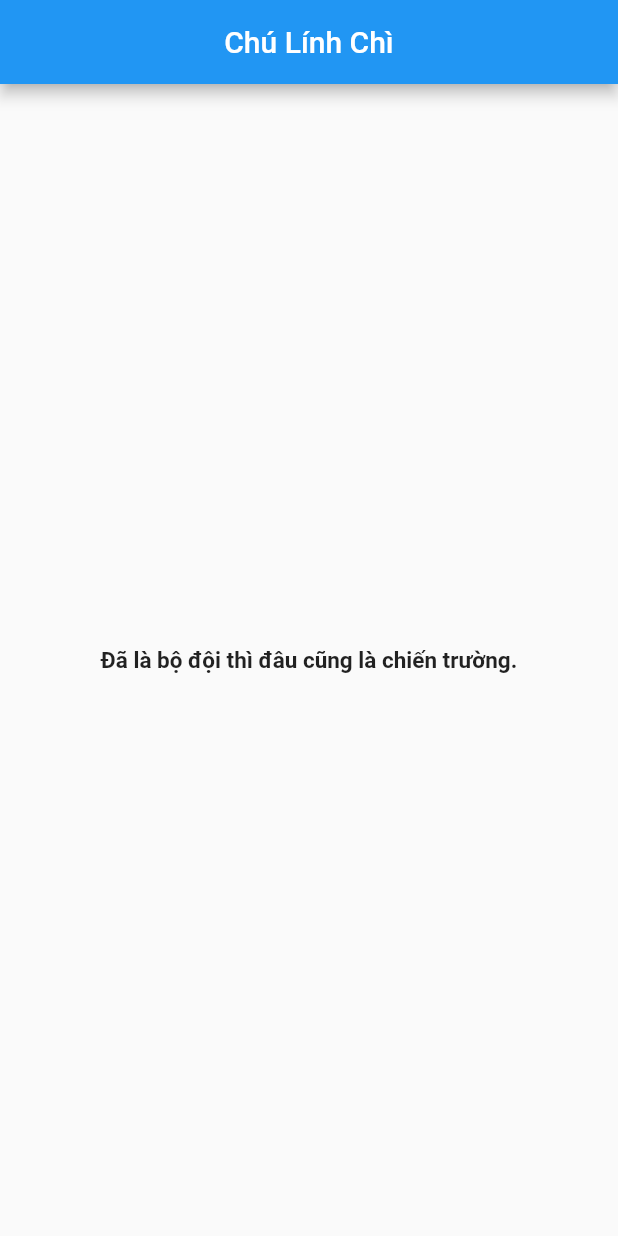
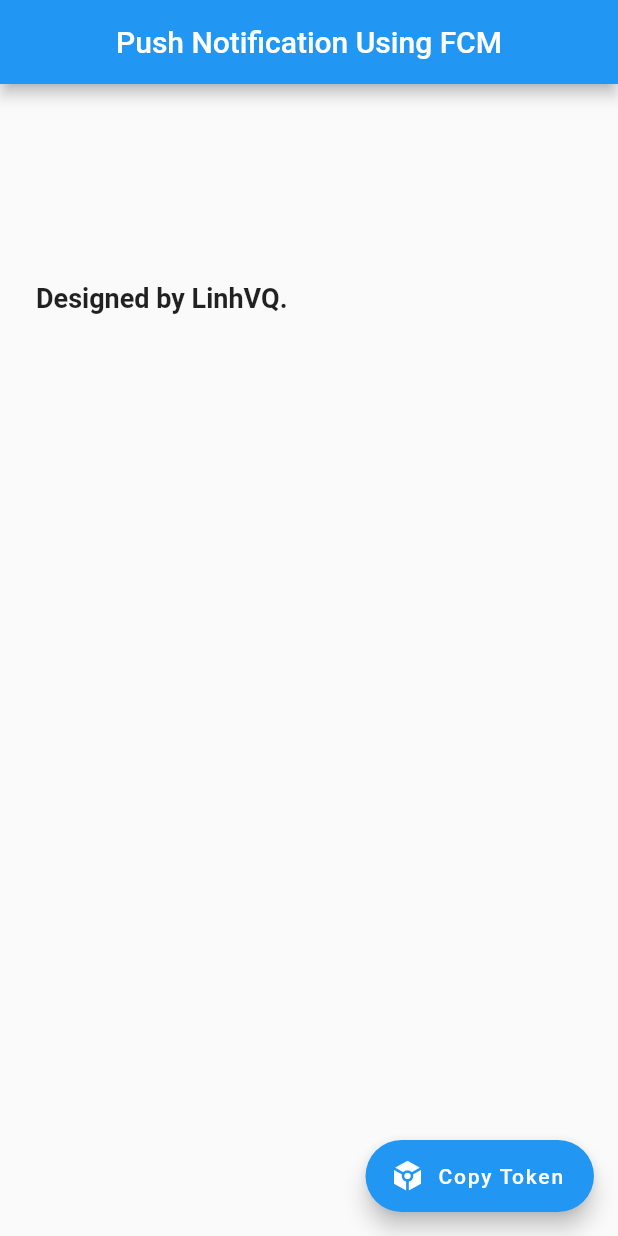
Before and after one commit to linhvqdev16/app_notification, a Flutter app: the screen it shows after launch, on a phone screen of 412 x 824 dp. Run offline on Flutter 3.47's test engine with Material 2 defaults, Android fonts, the phone set to English and light mode, and no system bars; our stand-ins replace firebase_core, firebase_messaging, flutter_local_notifications, flutter_mobx, mobx, rxdart and 1 more; accounts and stored records are empty; generated files the repository leaves out were written again.

Commit message:
update load notification when terminated

```diff
--- a/lib/main.dart
+++ b/lib/main.dart
@@ -2,7 +2,9 @@ import 'package:firebase_core/firebase_core.dart';
 import 'package:firebase_messaging/firebase_messaging.dart';
 import 'package:flutter/material.dart';
 import 'package:flutter/services.dart';
+import 'package:flutter_local_notification/store/firebase_store.dart';
 import 'package:flutter_local_notifications/flutter_local_notifications.dart';
+import 'package:provider/provider.dart';
 import 'package:rxdart/rxdart.dart';
 
 import 'screens/home.dart';
@@ -16,40 +18,61 @@ final BehaviorSubject<String?> selectNotificationSubject = BehaviorSubject<Strin
 const MethodChannel platform = MethodChannel('dexterx.dev/flutter_local_notifications_example');
 
 
+@pragma('vm:entry-point')
 Future<void> _firebaseMessagingBackgroundHandler(RemoteMessage? message) async {
   await Firebase.initializeApp();
   if(message != null){
-    RemoteNotification notification = RemoteNotification(title: message.data['title'], body: message.data['content']);
+    RemoteNotification? notification = message.notification;
+    processMessage(notification, isShowLocalNotify: true);
+  }
+}
 
+void processMessage(RemoteNotification? message, {bool isShowLocalNotify = false}) {
+  try {
+    if (isShowLocalNotify) {
       var notify = ReceivedNotification(
-        title: notification.title ?? "",
-        body: notification.body ?? "");
+          title: message?.title ?? "",
+          body: message?.body ?? "");
+      _showPublicNotificationAndroid(notify);
+    } else {
+      // TODO Something
+    }
+  } on Exception {
+    //throw
+  }
+}
 
+Future<void> _showPublicNotificationAndroid(ReceivedNotification item) async {
   flutterLocalNotificationsPlugin.show(
-        notify.hashCode,
-        notify.title,
-        notify.body,
+      item.hashCode,
+      item.title,
+      item.body,
       NotificationDetails(
         android: AndroidNotificationDetails(
             channel.id,
             channel.name,
-            icon: 'ic_launcher',
+            playSound: true,
+            icon: '@mipmap/ic_launcher',
+            priority: Priority.high
         ),
       ));
 }
+
+void _requestPermissions() {
+  flutterLocalNotificationsPlugin.resolvePlatformSpecificImplementation<IOSFlutterLocalNotificationsPlugin>()?.requestPermissions(
+    alert: true,
+    badge: true,
+    sound: true,
+  );
 }
 
 
-Future<dynamic> handlerBackgroundMessage(RemoteMessage? message) async{
-  if(message != null){
-    print("I'm here");
-  }
-}
-
 AndroidNotificationChannel channel = const AndroidNotificationChannel(
-  '1', // id
-  'High Importance Notifications', // title // description
+  'notification_fcm_channel_1', // id
+  'High Importance Notifications',
+    description: 'High Importance Notifications',// title // description
   importance: Importance.high,
+  playSound: true
 );
 
 class ReceivedNotification {
@@ -66,30 +89,22 @@ String? selectedNotificationPayload;
 
 Future<void> main() async {
   WidgetsFlutterBinding.ensureInitialized();
-
   await Firebase.initializeApp();
-
   FirebaseMessaging.onBackgroundMessage(_firebaseMessagingBackgroundHandler);
-
-  await flutterLocalNotificationsPlugin.resolvePlatformSpecificImplementation<AndroidFlutterLocalNotificationsPlugin>()?.createNotificationChannel(channel);
-
-  await FirebaseMessaging.instance.setForegroundNotificationPresentationOptions(
-    alert: true,
-    badge: true,
-    sound: true,
-  );
-
   runApp( const MyApp());
 }
 
 
 class MyApp extends StatefulWidget {
+
+
   const MyApp({Key? key}) : super(key: key);
   @override
   _MyAppState createState() => _MyAppState();
 }
 
 class _MyAppState extends State<MyApp> {
+  late final FirebaseStore firebaseStore = FirebaseStore();
 
   @override
   void initState() {
@@ -98,7 +113,7 @@ class _MyAppState extends State<MyApp> {
   }
 
   void initData() async {
-    const AndroidInitializationSettings initializationSettingsAndroid = AndroidInitializationSettings('mipmap/ic_launcher');
+    const AndroidInitializationSettings initializationSettingsAndroid = AndroidInitializationSettings('@mipmap/ic_launcher');
 
     final IOSInitializationSettings initializationSettingsIOS = IOSInitializationSettings(
         requestAlertPermission: true,
@@ -114,87 +129,54 @@ class _MyAppState extends State<MyApp> {
 
     await flutterLocalNotificationsPlugin.initialize(initializationSettings);
 
+    await flutterLocalNotificationsPlugin.resolvePlatformSpecificImplementation<AndroidFlutterLocalNotificationsPlugin>()?.createNotificationChannel(channel);
+
+    await FirebaseMessaging.instance.setForegroundNotificationPresentationOptions(
+      alert: true,
+      badge: true,
+      sound: true,
+    );
+
     String? token = await FirebaseMessaging.instance.getToken();
     if(token != null){
-      print("FCM Token:" + token);
+      firebaseStore.setTokenDevice(token);
     }
-
-    await flutterLocalNotificationsPlugin.initialize(initializationSettings,
-        onSelectNotification: (payload) async {
-          if (payload != null) {
-            debugPrint('notification payload: $payload');
-          }
-          selectNotificationSubject.add(payload);
-        });
 
     _requestPermissions();
 
     FirebaseMessaging.instance.getInitialMessage().then((RemoteMessage? message) {
       if (message != null) {
-        print("Hello test");
+        RemoteNotification? notification = message.notification;
+        processMessage(notification, isShowLocalNotify: true);
       }
     });
 
     FirebaseMessaging.onMessage.listen((RemoteMessage? message) {
       if (message != null) {
-        RemoteNotification notification = RemoteNotification(title: message.data['title'], body: message.data['content']);
+        RemoteNotification? notification = message.notification;
         processMessage(notification, isShowLocalNotify: true);
       }
     });
 
     FirebaseMessaging.onMessageOpenedApp.listen((RemoteMessage? message) {
       if (message != null) {
-        RemoteNotification notification = RemoteNotification(title: message.data['title'], body: message.data['content']);
+        RemoteNotification? notification = message.notification;
         processMessage(notification, isShowLocalNotify: true);
       }
     });
   }
 
-  void _requestPermissions() {
-    flutterLocalNotificationsPlugin.resolvePlatformSpecificImplementation<IOSFlutterLocalNotificationsPlugin>()?.requestPermissions(
-      alert: true,
-      badge: true,
-      sound: true,
-    );
-  }
-
-  void processMessage(RemoteNotification? message, {bool isShowLocalNotify = false}) {
-    try {
-      if (isShowLocalNotify) {
-        var notify = ReceivedNotification(
-            title: message?.title ?? "",
-            body: message?.body ?? "");
-        _showPublicNotificationAndroid(notify);
-      } else {
-        print("null");
-      }
-    } on Exception {
-      //throw
-    }
-  }
-
-  Future<void> _showPublicNotificationAndroid(ReceivedNotification item) async {
-    flutterLocalNotificationsPlugin.show(
-        item.hashCode,
-        item.title,
-        item.body,
-        NotificationDetails(
-          android: AndroidNotificationDetails(
-            channel.id,
-            channel.name,
-            icon: 'ic_launcher',
-          ),
-        ));
-  }
-
   @override
   Widget build(BuildContext context) {
-    return MaterialApp(
+    return MultiProvider(providers: [
+      Provider<FirebaseStore>(create: (_) => firebaseStore)
+    ],
+    child: MaterialApp(
       title: 'Flutter Demo',
       theme: ThemeData(
         primarySwatch: Colors.blue,
       ),
       home: const Home(),
-    );
+    ));
   }
 }
--- a/lib/screens/home.dart
+++ b/lib/screens/home.dart
@@ -1,4 +1,8 @@
 import 'package:flutter/material.dart';
+import 'package:flutter/services.dart';
+import 'package:flutter_local_notification/store/firebase_store.dart';
+import 'package:flutter_mobx/flutter_mobx.dart';
+import 'package:provider/provider.dart';
 
 class Home extends StatefulWidget {
   const Home({Key? key}) : super(key: key);
@@ -8,34 +12,61 @@ class Home extends StatefulWidget {
 }
 
 class _HomeState extends State<Home> {
+
+  late FirebaseStore _firebaseStore;
+
   @override
   void initState() {
     super.initState();
   }
 
   @override
+  void didChangeDependencies(){
+    super.didChangeDependencies();
+    _firebaseStore = Provider.of<FirebaseStore>(context);
+  }
+
+  @override
   Widget build(BuildContext context) {
     return Scaffold(
       appBar: AppBar(
-        title: Text('Chú Lính Chì'),
+        title: const Text('Push Notification Using FCM'),
         centerTitle: true,
       ),
-      body: SafeArea(
-        child: Padding(
-          padding: EdgeInsets.all(24.0),
-          child: Center(
-            child: Row(
-              mainAxisAlignment: MainAxisAlignment.center,
-              children: const [
-                Flexible(
-                  child: Text("Đã là bộ đội thì đâu cũng là chiến trường.",
-                      style: TextStyle(
-                          fontWeight: FontWeight.bold, fontSize: 15)),
+      body: Observer(
+        builder: (context){
+          return SafeArea(
+            child: Padding(
+                padding: const EdgeInsets.all(24.0),
+                child: Column(
+                  mainAxisAlignment: MainAxisAlignment.spaceAround ,
+                  children:  [
+                    Flexible(
+                      child: Text("Designed by LinhVQ.",
+                          style: TextStyle(
+                              fontWeight: FontWeight.bold, fontSize: 18)),
+                    ),
+                    SizedBox(height: 30),
+                    Flexible(
+                      child: Text("${_firebaseStore.tokenDevice ?? ""}",
+                          style: TextStyle(
+                              fontWeight: FontWeight.normal, fontSize: 15)),
+                    )
+
+
+                  ],
                 )
-              ],
             ),
-          )
-        ),
+          );
+        },
+      ),
+      floatingActionButton: FloatingActionButton.extended(
+        onPressed: ()  {
+          Clipboard.setData(ClipboardData(text: _firebaseStore.tokenDevice ?? ""));
+        },
+        icon: const Icon(Icons.token),
+        label: const Text("Copy Token"),
+        backgroundColor: Colors.blue,
       ),
     );
   }
--- a/lib/store/firebase_store.dart
+++ b/lib/store/firebase_store.dart
@@ -1,9 +1,20 @@
-// import 'package:mobx/mobx.dart';
-//
-// part 'firebase_store.g.dart';
-//
-// class FirebaseStore = FirebaseStoreAbstract with _$FirebaseStore;
-//
-//  abstract class FirebaseStoreAbstract with Store{
-//
-//  }
+import 'package:mobx/mobx.dart';
+
+part 'firebase_store.g.dart';
+
+class FirebaseStore = FirebaseStoreAbstract with _$FirebaseStore;
+
+ abstract class FirebaseStoreAbstract with Store{
+
+  // late Repository _repository;
+
+  @observable
+  String? tokenDevice;
+
+  @action
+  void setTokenDevice(String? token){
+   tokenDevice = token;
+   print(tokenDevice);
+  }
+
+ }
```
Also changed, not shown: pubspec.yaml (+7 -0 lines), lib/store/firebase_store.g.dart (added), pubspec.lock (added), 1 other file. Lines whose indentation alone changed are shown as unchanged.
